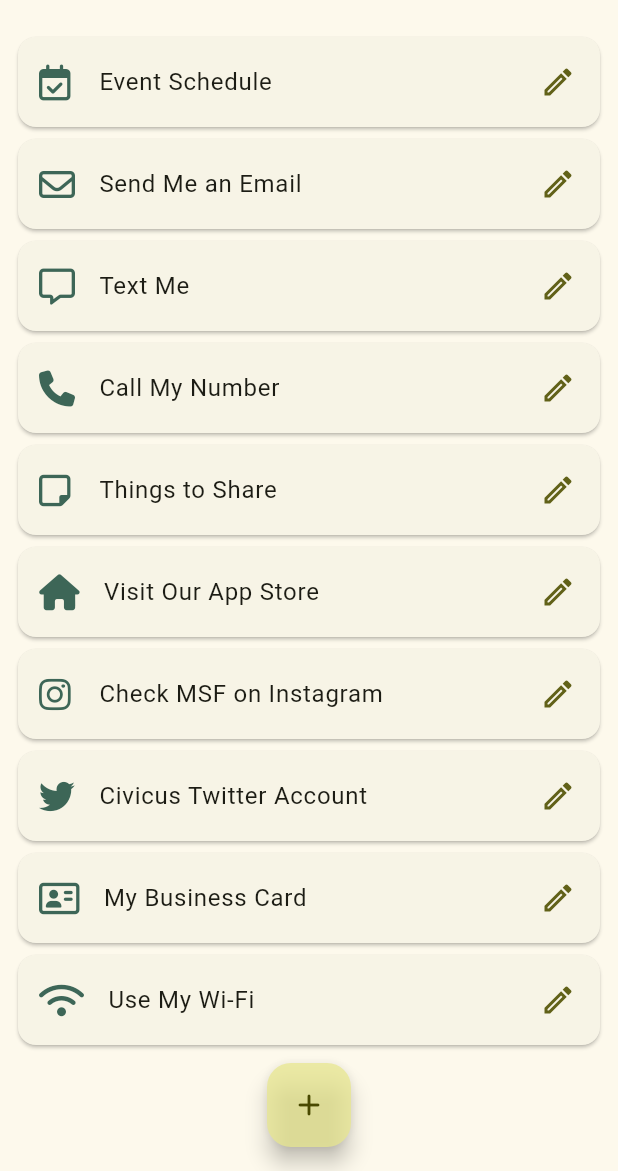
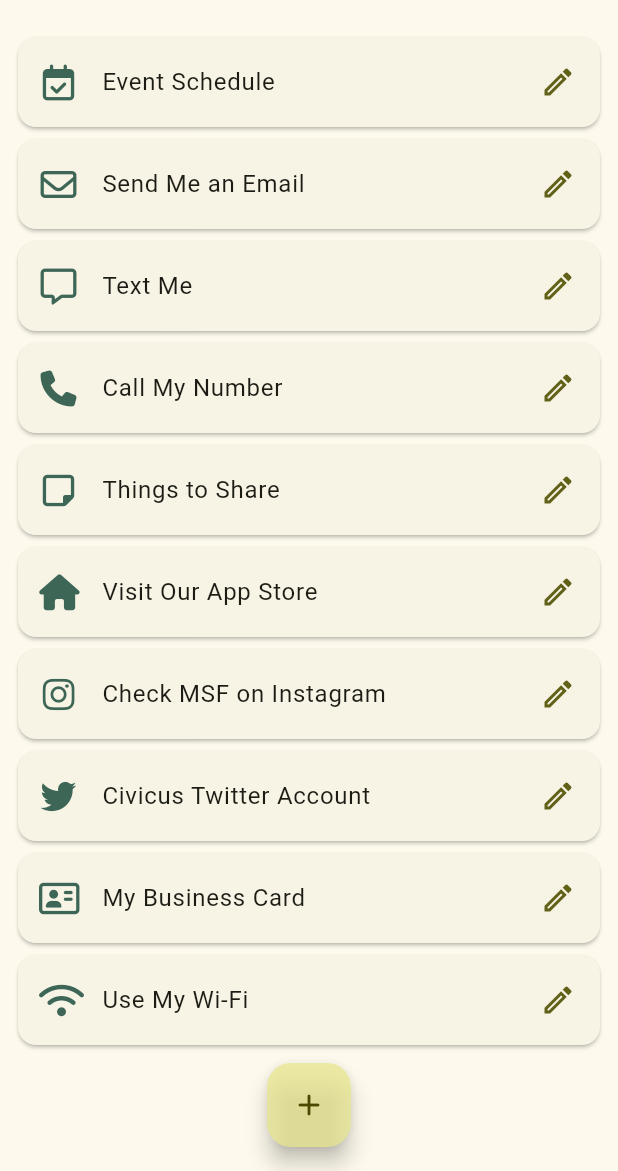
Before and after one commit to innomatica/qree, a Flutter app: the screen it shows after launch, on a phone screen of 412 x 824 dp, the part 65-1236 px from its top. Run offline on Flutter 3.47's test engine with Material 3 defaults, Android fonts, the phone set to English and light mode, and no system bars; drawn by our look-alikes of dynamic_color; our stand-ins replace barcode_widget, font_awesome_flutter, sqflite; accounts and stored records are empty; project files that could hold a hidden picture were left out.

Commit message:
version:1.2.5+11

```diff
--- a/lib/screens/home/home.dart
+++ b/lib/screens/home/home.dart
@@ -144,7 +144,12 @@ class _HomeState extends State<Home> {
             },
           );
         },
-        leading: item.icon(color: Theme.of(context).colorScheme.tertiary),
+        leading: SizedBox(
+            height: 26.0,
+            width: 26.0,
+            child: Center(
+                child:
+                    item.icon(color: Theme.of(context).colorScheme.tertiary))),
         title: Text(item.title),
         //
         // Item Details
--- a/pubspec.yaml
+++ b/pubspec.yaml
@@ -16,7 +16,7 @@ publish_to: "none" # Remove this line if you wish to publish to pub.dev
 # https://developer.apple.com/library/archive/documentation/General/Reference/InfoPlistKeyReference/Articles/CoreFoundationKeys.html
 # In Windows, build-name is used as the major, minor, and patch parts
 # of the product and file versions while build-number is used as the build suffix.
-version: 1.2.4+10
+version: 1.2.5+11
 
 environment:
   sdk: ">=3.0.5 <4.0.0"
```
